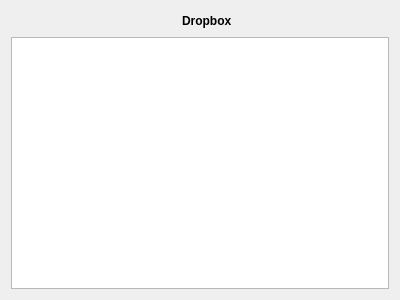
Above: navigationpage.ui from lawand/droper before the change. Below: the same form after it.
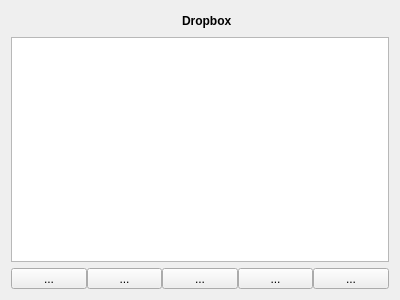
That is the form after the change. Icons and pictures are not drawn. Custom widgets are drawn as their Qt base class.

Commit message: fixed the appearance of the folder actions' tool buttons

Patch:
```diff
--- a/navigationpage.ui
+++ b/navigationpage.ui
@@ -92,6 +92,98 @@
      </property>
     </widget>
    </item>
+   <item>
+    <layout class="QHBoxLayout" name="horizontalLayout_2">
+     <property name="spacing">
+      <number>0</number>
+     </property>
+     <item>
+      <widget class="QToolButton" name="upToolButton">
+       <property name="sizePolicy">
+        <sizepolicy hsizetype="MinimumExpanding" vsizetype="Fixed">
+         <horstretch>0</horstretch>
+         <verstretch>0</verstretch>
+        </sizepolicy>
+       </property>
+       <property name="text">
+        <string>...</string>
+       </property>
+       <property name="icon">
+        <iconset resource="main.qrc">
+         <normaloff>:/resources/actions/up.png</normaloff>:/resources/actions/up.png</iconset>
+       </property>
+      </widget>
+     </item>
+     <item>
+      <widget class="QToolButton" name="refreshToolButton">
+       <property name="sizePolicy">
+        <sizepolicy hsizetype="MinimumExpanding" vsizetype="Fixed">
+         <horstretch>0</horstretch>
+         <verstretch>0</verstretch>
+        </sizepolicy>
+       </property>
+       <property name="text">
+        <string>...</string>
+       </property>
+       <property name="icon">
+        <iconset resource="main.qrc">
+         <normaloff>:/resources/actions/refresh.png</normaloff>:/resources/actions/refresh.png</iconset>
+       </property>
+      </widget>
+     </item>
+     <item>
+      <widget class="QToolButton" name="pasteToolButton">
+       <property name="sizePolicy">
+        <sizepolicy hsizetype="MinimumExpanding" vsizetype="Fixed">
+         <horstretch>0</horstretch>
+         <verstretch>0</verstretch>
+        </sizepolicy>
+       </property>
+       <property name="text">
+        <string>...</string>
+       </property>
+       <property name="icon">
+        <iconset resource="main.qrc">
+         <normaloff>:/resources/actions/paste.png</normaloff>:/resources/actions/paste.png</iconset>
+       </property>
+      </widget>
+     </item>
+     <item>
+      <widget class="QToolButton" name="createFolderToolButton">
+       <property name="sizePolicy">
+        <sizepolicy hsizetype="MinimumExpanding" vsizetype="Fixed">
+         <horstretch>0</horstretch>
+         <verstretch>0</verstretch>
+        </sizepolicy>
+       </property>
+       <property name="text">
+        <string>...</string>
+       </property>
+       <property name="icon">
+        <iconset resource="main.qrc">
+         <normaloff>:/resources/actions/create-folder.png</normaloff>:/resources/actions/create-folder.png</iconset>
+       </property>
+      </widget>
+     </item>
+     <item>
+      <widget class="QToolButton" name="uploadToolButton">
+       <property name="sizePolicy">
+        <sizepolicy hsizetype="MinimumExpanding" vsizetype="Fixed">
+         <horstretch>0</horstretch>
+         <verstretch>0</verstretch>
+        </sizepolicy>
+       </property>
+       <property name="text">
+        <string>...</string>
+       </property>
+       <property name="icon">
+        <iconset resource="main.qrc">
+         <normaloff>:/resources/actions/upload.png</normaloff>:/resources/actions/upload.png</iconset>
+       </property>
+      </widget>
+     </item>
+    </layout>
+   </item>
   </layout>
   <action name="propertiesAction">
    <property name="text">
```
The commit also changes 1 other file.
